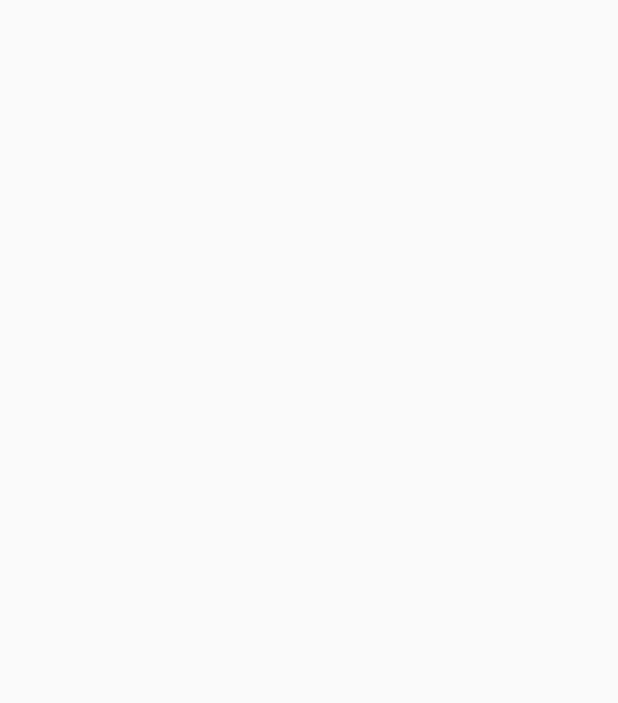
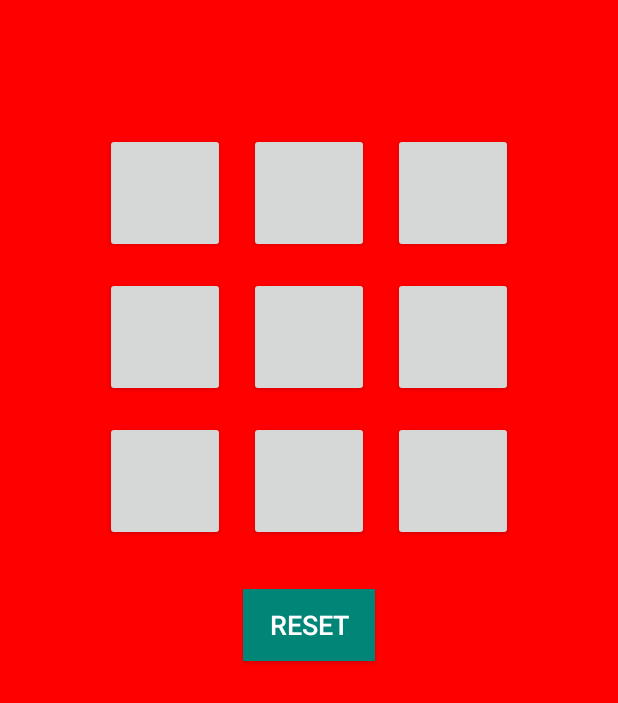
Before and after one commit to jacobgirsky/TicTacToeVariations, an Android app: the NotaktoActivity screen opened directly, with no data from a screen before it, on a phone screen of 412 x 824 dp. Before the commit the part shown is empty. Shown: the top 703 px of the screen. Run offline under Robolectric (Android 15) with nearby library versions, the phone set to English and light mode, and no system bars.

Commit message:
Added layout for game.

```diff
--- a/app/src/main/java/com/jacobgirsky/tictactoevariations/NotaktoActivity.java
+++ b/app/src/main/java/com/jacobgirsky/tictactoevariations/NotaktoActivity.java
@@ -9,5 +9,7 @@ public class NotaktoActivity extends Activity {
     protected void onCreate(Bundle savedInstanceState) {
         super.onCreate(savedInstanceState);
         setContentView(R.layout.activity_notakto);
+
+
     }
 }
--- a/app/src/main/res/layout/activity_main.xml
+++ b/app/src/main/res/layout/activity_main.xml
@@ -103,15 +103,4 @@
         app:layout_constraintStart_toStartOf="parent"
         app:layout_constraintTop_toBottomOf="@+id/game2_button" />
 
-    <Button
-        android:id="@+id/button"
-        android:layout_width="wrap_content"
-        android:layout_height="wrap_content"
-        android:layout_marginStart="8dp"
-        android:layout_marginEnd="8dp"
-        android:text="Button"
-        app:layout_constraintEnd_toEndOf="parent"
-        app:layout_constraintStart_toStartOf="parent"
-        tools:layout_editor_absoluteY="256dp" />
-
 </android.support.constraint.ConstraintLayout>
--- a/app/src/main/res/layout/activity_notakto.xml
+++ b/app/src/main/res/layout/activity_notakto.xml
@@ -1,9 +1,147 @@
 <?xml version="1.0" encoding="utf-8"?>
-<android.support.constraint.ConstraintLayout xmlns:android="http://schemas.android.com/apk/res/android"
-    xmlns:app="http://schemas.android.com/apk/res-auto"
-    xmlns:tools="http://schemas.android.com/tools"
+<RelativeLayout xmlns:android="http://schemas.android.com/apk/res/android"
+    android:id="@+id/activity_main"
     android:layout_width="match_parent"
-    android:layout_height="match_parent"
-    tools:context=".NotaktoActivity">
+    android:background="#ff0000"
+    android:layout_height="match_parent">
 
-</android.support.constraint.ConstraintLayout>
+    <TableLayout
+        android:id="@+id/glGameBoard"
+        android:layout_width="wrap_content"
+        android:layout_height="wrap_content"
+        android:layout_centerHorizontal="true"
+        android:layout_below="@+id/tvInfo"
+        android:rowCount="3"
+        android:columnCount="3"
+        android:padding="8dp">
+
+        <TableRow>
+
+            <Button
+                android:id="@+id/b00"
+                style="@style/Widget.AppCompat.Button"
+                android:layout_width="80dp"
+                android:layout_height="80dp"
+                android:layout_margin="8dp"
+                android:gravity="center"
+                android:textColor="#FFFFFF"
+                android:textSize="22sp" />
+
+            <Button
+                android:id="@+id/b01"
+                style="@style/Widget.AppCompat.Button"
+                android:layout_width="80dp"
+                android:layout_height="80dp"
+                android:layout_margin="8dp"
+                android:gravity="center"
+                android:textColor="#FFFFFF"
+                android:textSize="22sp" />
+
+            <Button
+                android:id="@+id/b02"
+                style="@style/Widget.AppCompat.Button"
+                android:layout_width="80dp"
+                android:layout_height="80dp"
+                android:layout_margin="8dp"
+                android:gravity="center"
+                android:textColor="#FFFFFF"
+                android:textSize="22sp" />
+
+        </TableRow>
+
+        <TableRow>
+
+            <Button
+                android:id="@+id/b10"
+                style="@style/Widget.AppCompat.Button"
+                android:layout_width="80dp"
+                android:layout_height="80dp"
+                android:layout_margin="8dp"
+                android:gravity="center"
+                android:textColor="#FFFFFF"
+                android:textSize="22sp" />
+
+            <Button
+                android:id="@+id/b11"
+                style="@style/Widget.AppCompat.Button"
+                android:layout_width="80dp"
+                android:layout_height="80dp"
+                android:layout_margin="8dp"
+                android:gravity="center"
+                android:textColor="#FFFFFF"
+                android:textSize="22sp" />
+
+            <Button
+                android:id="@+id/b12"
+                style="@style/Widget.AppCompat.Button"
+                android:layout_width="80dp"
+                android:layout_height="80dp"
+                android:layout_margin="8dp"
+                android:gravity="center"
+                android:textColor="#FFFFFF"
+                android:textSize="22sp" />
+
+        </TableRow>
+
+        <TableRow>
+
+            <Button
+                android:id="@+id/b20"
+                style="@style/Widget.AppCompat.Button"
+                android:layout_width="80dp"
+                android:layout_height="80dp"
+                android:layout_margin="8dp"
+                android:gravity="center"
+                android:textColor="#FFFFFF"
+                android:textSize="22sp" />
+
+            <Button
+                android:id="@+id/b21"
+                style="@style/Widget.AppCompat.Button"
+                android:layout_width="80dp"
+                android:layout_height="80dp"
+                android:layout_margin="8dp"
+                android:gravity="center"
+                android:textColor="#FFFFFF"
+                android:textSize="22sp" />
+
+            <Button
+                android:id="@+id/b22"
+                style="@style/Widget.AppCompat.Button"
+                android:layout_width="80dp"
+                android:layout_height="80dp"
+                android:layout_margin="8dp"
+                android:gravity="center"
+                android:textColor="#FFFFFF"
+                android:textSize="22sp" />
+
+        </TableRow>
+
+    </TableLayout>
+
+    <TextView
+        android:id="@+id/tvInfo"
+        android:layout_width="wrap_content"
+        android:layout_height="wrap_content"
+        android:textColor="#424242"
+        android:textSize="18sp"
+        android:layout_centerHorizontal="true"
+        android:layout_margin="16dp"
+        android:padding="8dp"
+        />
+
+    <Button
+        android:id="@+id/bReset"
+        android:layout_width="wrap_content"
+        android:layout_height="wrap_content"
+        android:layout_below="@+id/glGameBoard"
+        android:layout_centerHorizontal="true"
+        android:layout_margin="16dp"
+        android:padding="8dp"
+        android:text="RESET"
+        android:textSize="18sp"
+        android:textColor="#FFFFFF"
+        android:background="@color/colorPrimary"
+        />
+
+</RelativeLayout>
```
